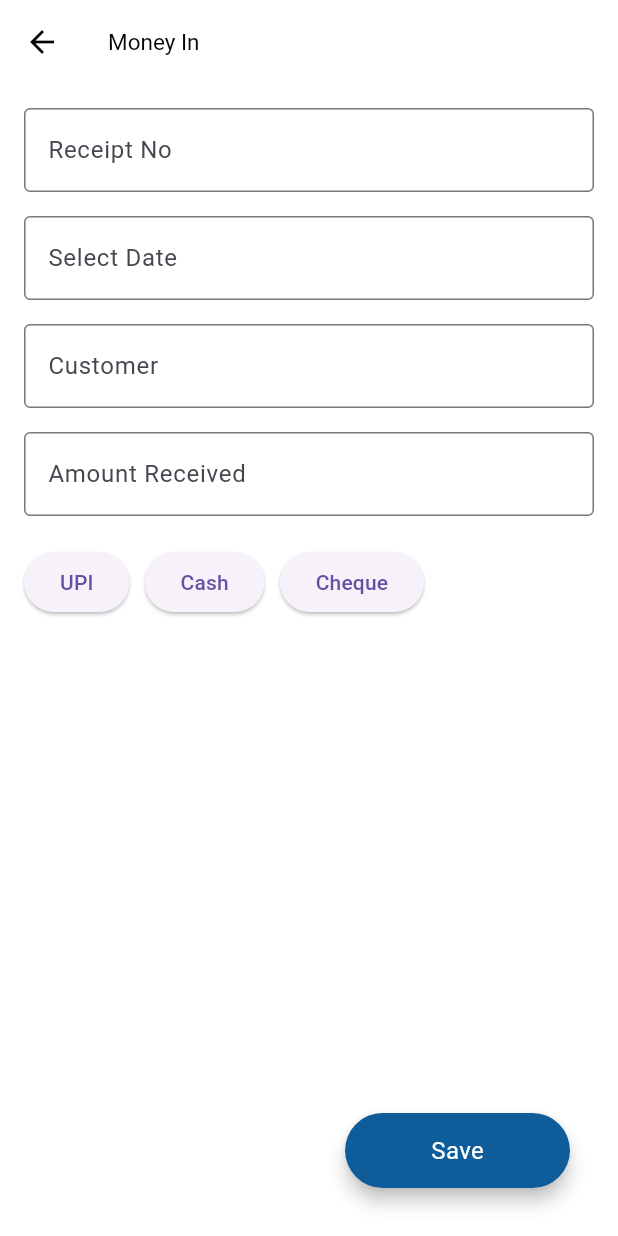
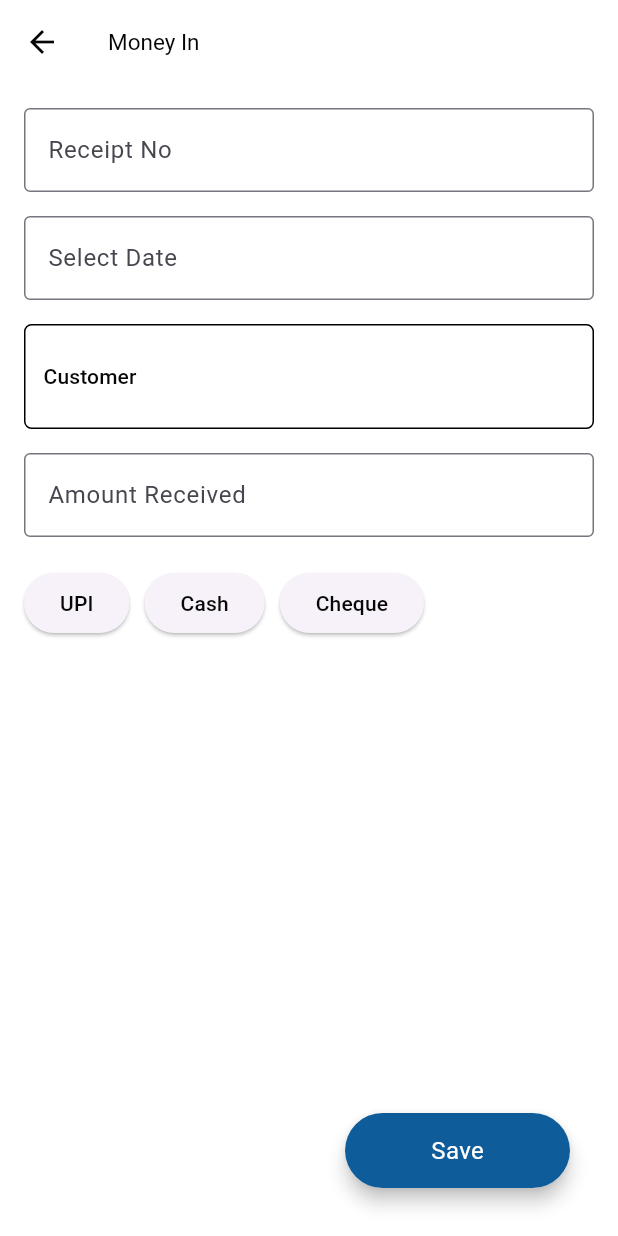
Before and after one commit to Extraaaz-Innovative-Tech-Solutions-POS/sposretail-flutter, a Flutter app: the MoneyInList screen opened directly, after a tap on "Add Money In", on a phone screen of 412 x 824 dp. Run offline on Flutter 3.47's test engine with Material 3 defaults, Android fonts, the phone set to English and light mode, and no system bars; our stand-ins replace animated_bottom_navigation_bar, dio, flutter_contacts, fluttertoast, get, image_picker and 6 more; missing offline and left inert: device_apps, flutter_barcode_scanner, share_whatsapp, syncfusion_flutter_xlsio; accounts and stored records are empty; network calls fail; project files that could hold a hidden picture were left out.

Commit message:
fixed ui in moneyinout

```diff
--- a/lib/main.dart
+++ b/lib/main.dart
@@ -37,8 +37,9 @@ class MyApp extends StatelessWidget {
           localizationsDelegates: const [
             GlobalMaterialLocalizations.delegate,
             GlobalWidgetsLocalizations.delegate,
-            GlobalCupertinoLocalizations.delegate, // Optional: For iOS
+            GlobalCupertinoLocalizations.delegate,
           ],
+
           );
         });
       }
--- a/lib/views/MoneyManagement/money_in_out.dart
+++ b/lib/views/MoneyManagement/money_in_out.dart
@@ -1,4 +1,3 @@
-import 'package:flutter/widgets.dart';
 import 'package:spos_retail/views/widgets/export.dart';
 
 class MoneyInOut extends StatelessWidget {
--- a/lib/views/MoneyManagement/money_listItem.dart
+++ b/lib/views/MoneyManagement/money_listItem.dart
@@ -1,5 +1,4 @@
 import 'package:flutter/material.dart';
-import 'package:spos_retail/views/MoneyManagement/money_in_out.dart';
 import 'package:spos_retail/views/widgets/export.dart';
 
 class MoneyListItem extends StatelessWidget {
--- a/lib/views/MoneyManagement/moneyin_form.dart
+++ b/lib/views/MoneyManagement/moneyin_form.dart
@@ -1,17 +1,17 @@
-import 'package:flutter/material.dart';
-import 'package:get/get.dart';
-import 'package:spos_retail/controllers/moneyManagement/moneyinlist_controller.dart';
-import 'package:spos_retail/controllers/moneyManagement/moneyoutlist_controller.dart';
 
-import 'package:spos_retail/views/widgets/app_bar.dart';
+import 'package:spos_retail/views/widgets/export.dart';
 
 class MoneyInOutForm extends StatelessWidget {
-  const MoneyInOutForm({super.key});
+  final String? customerId;
+  final String? customerName;
+  const MoneyInOutForm({super.key, this.customerId, this.customerName});
 
   @override
   Widget build(BuildContext context) {
-    final MoneyinlistController moneyinlistController = Get.put(MoneyinlistController());
-    final MoneyoutlistController moneyoutlistController = Get.put(MoneyoutlistController());
+    final MoneyinlistController moneyinlistController =
+        Get.put(MoneyinlistController());
+    final MoneyoutlistController moneyoutlistController =
+        Get.put(MoneyoutlistController());
 
     return Scaffold(
       appBar: commonAppBar(context, "Money In", ''),
@@ -24,7 +24,8 @@ class MoneyInOutForm extends StatelessWidget {
                 labelText: 'Receipt No',
                 border: OutlineInputBorder(),
               ),
-              onChanged: (value) => moneyinlistController.receiptNo.value = value,
+              onChanged: (value) =>
+                  moneyinlistController.receiptNo.value = value,
             ),
             SizedBox(height: 16.0),
             GestureDetector(
@@ -37,15 +38,16 @@ class MoneyInOutForm extends StatelessWidget {
                 );
                 if (pickedDate != null) {
                   moneyinlistController.moneyInDate.value =
-                      "${pickedDate.toLocal()}".split(' ')[0]; // format date as needed
+                      "${pickedDate.toLocal()}"
+                          .split(' ')[0]; // format date as needed
                   moneyinlistController.update();
 
-                      print('moneyin date :${moneyinlistController.moneyInDate.value}');
+                  print(
+                      'moneyin date :${moneyinlistController.moneyInDate.value}');
                 }
               },
               child: AbsorbPointer(
-                child: GetBuilder<MoneyinlistController>(
-                  builder: (mc) {
+                child: GetBuilder<MoneyinlistController>(builder: (mc) {
                   return TextField(
                     decoration: InputDecoration(
                       // labelText: 'Money In Date',
@@ -55,18 +57,50 @@ class MoneyInOutForm extends StatelessWidget {
                           : mc.moneyInDate.value,
                     ),
                   );
-                  }
+                }),
               ),
             ),
+            // SizedBox(height: 16.0),
+
+
+            // TextField(
+            //   decoration: InputDecoration(
+            //     labelText: 'Customer',
+            //     border: OutlineInputBorder(),
+            //   ),
+            //   onChanged: (value) =>
+            //       moneyinlistController.customer.value = value,
+            // ),
+
+
+               SizedBox(height: 16.0),
+
+               Container(
+                width: double.infinity,
+                padding: EdgeInsets.only(right: 10,top: 10,bottom: 10),
+                decoration: BoxDecoration(
+                  border: Border.all(width: 1),
+                  borderRadius: BorderRadius.circular(5)
                 ),
-            SizedBox(height: 16.0),
-            TextField(
-              decoration: InputDecoration(
-                labelText: 'Customer',
-                border: OutlineInputBorder(),
+                 child: TextButton(
+                  onPressed: (){
+                    // moneyinlistController.changeIsMoneyInout();
+                    moneyinlistController.isMoneyInout.value =true;
+                    moneyinlistController.update();
+                    print("custome m id: ${  moneyinlistController.isMoneyInout.value} ");
+
+                    Get.to(Customerdetails());
+
+                  },
+                   child: Align(
+                    alignment: Alignment.bottomLeft,
+                    child: Text(customerId != null ? "$customerName" : "Customer",style: TextStyle(color: Theme.of(context).highlightColor),)
+
+
+                     )
                    ),
-              onChanged: (value) => moneyinlistController.customer.value = value,
                ),
+
             SizedBox(height: 16.0),
             TextField(
               decoration: InputDecoration(
@@ -74,36 +108,82 @@ class MoneyInOutForm extends StatelessWidget {
                 border: OutlineInputBorder(),
               ),
               keyboardType: TextInputType.number,
-              onChanged: (value) => moneyinlistController.amountReceived.value = double.tryParse(value) ?? 0.0,
+              onChanged: (value) => moneyinlistController.amountReceived.value =
+                  double.tryParse(value) ?? 0.0,
             ),
+            SizedBox(height: 20.0),
 
-
-            SizedBox(height: 20.0),
             Row(
               mainAxisAlignment: MainAxisAlignment.start,
               children: [
-                ElevatedButton(
+                GetBuilder<MoneyinlistController>(
+                  builder: (controller) {
+                    return ElevatedButton(
                       onPressed: () {
+                        controller.selectPayment('UPI');
                         // Handle UPI payment
                       },
-                  child: const Text('UPI'),
+                      child: Text('UPI',
+                          style:
+                              TextStyle(color:controller.selectedPaymentMethod == 'UPI'
+                                ? Theme.of(context).focusColor
+                                : Theme.of(context).highlightColor,)),
+                      style: ElevatedButton.styleFrom(
+                        backgroundColor:
+                            controller.selectedPaymentMethod == 'UPI'
+                                ? Theme.of(context).primaryColor
+                                : null,
                       ),
-                SizedBox(width: 10),
-                ElevatedButton(
+                    );
+                  },
+                ),
+                const SizedBox(width: 10),
+                GetBuilder<MoneyinlistController>(
+                  builder: (controller) {
+                    return ElevatedButton(
                       onPressed: () {
+                        controller.selectPayment('Cash');
                         // Handle Cash payment
                       },
-                  child: const Text('Cash'),
+                      child: Text('Cash',
+                          style:
+                              TextStyle(color:controller.selectedPaymentMethod == 'Cash'
+                                ? Theme.of(context).focusColor
+                                : Theme.of(context).highlightColor,)),
+                      style: ElevatedButton.styleFrom(
+                        backgroundColor:
+                            controller.selectedPaymentMethod == 'Cash'
+                                ? Theme.of(context).primaryColor
+                                : null,
                       ),
-                SizedBox(width: 10),
-                ElevatedButton(
+                    );
+                  },
+                ),
+                const SizedBox(width: 10),
+                GetBuilder<MoneyinlistController>(
+                  builder: (controller) {
+                    return ElevatedButton(
                       onPressed: () {
+                        controller.selectPayment('Cheque');
                         // Handle Cheque payment
                       },
-                  child: const Text('Cheque'),
+                      child: Text(
+                        'Cheque',
+                        style: TextStyle(color:  controller.selectedPaymentMethod == 'Cheque'
+                                ? Theme.of(context).focusColor
+                                : Theme.of(context).highlightColor,),
+                      ),
+                      style: ElevatedButton.styleFrom(
+                        backgroundColor:
+                            controller.selectedPaymentMethod == 'Cheque'
+                                ? Theme.of(context).primaryColor
+                                : null,
+                      ),
+                    );
+                  },
                 ),
               ],
-            ),
+            )
           ],
         ),
       ),
@@ -114,14 +194,11 @@ class MoneyInOutForm extends StatelessWidget {
           borderRadius: BorderRadius.circular(40),
           child: InkWell(
             onTap: () {
-
-              if(moneyinlistController.isDeposit.value){
+              if (moneyinlistController.isDeposit.value) {
                 moneyinlistController.postMoneyIn();
-              }else{
+              } else {
                 moneyoutlistController.postMoneyOut();
               }
-
-
 
               // Add any additional actions you want to perform on Save
             },
--- a/lib/views/MoneyManagement/moneyin_list.dart
+++ b/lib/views/MoneyManagement/moneyin_list.dart
@@ -1,9 +1,5 @@
+import 'package:spos_retail/views/widgets/export.dart';
 
-import 'package:spos_retail/controllers/moneyManagement/moneyinlist_controller.dart';
-import 'package:spos_retail/views/MoneyManagement/moneyin_form.dart';
-import 'package:spos_retail/views/MoneyManagement/custom_dropdown.dart';
-import 'package:spos_retail/views/widgets/export.dart';
-import 'package:spos_retail/views/MoneyManagement/money_listItem.dart';
 
 class MoneyInList extends StatelessWidget {
   const MoneyInList({super.key});
@@ -20,22 +16,22 @@ class MoneyInList extends StatelessWidget {
             padding: EdgeInsets.all(10),
             child: Column(
               children: [
-                GetBuilder<MoneyinlistController>(builder: (mc) {
-                  return CustomDropdown(
-                    currentValue: mc.selectedTimePeriod.value,
-                    items: <String>[
-                      'Today',
-                      'Last Week',
-                      'Last Month',
-                      'Last Year',
-                    ],
-                    onChanged: (String? newValue) {
-                      if (newValue != null) {
-                        mc.changeTimePeriod(newValue);
-                      }
-                    },
-                  );
-                }),
+                // GetBuilder<MoneyinlistController>(builder: (mc) {
+                //   return CustomDropdown(
+                //     currentValue: mc.selectedTimePeriod.value,
+                //     items: <String>[
+                //       'Today',
+                //       'Last Week',
+                //       'Last Month',
+                //       'Last Year',
+                //     ],
+                //     onChanged: (String? newValue) {
+                //       if (newValue != null) {
+                //         mc.changeTimePeriod(newValue);
+                //       }
+                //     },
+                //   );
+                // }),
 
                 SingleChildScrollView(
                   scrollDirection: Axis.horizontal,
```
Also changed, not shown: lib/Customer details/Customerlist_UI.dart (+11 -1 lines), lib/controllers/moneyManagement/moneyinlist_controller.dart (+14 -7 lines), lib/controllers/moneyManagement/moneyoutlist_controller.dart (+1 -11 lines), lib/views/widgets/drawer.dart (+4 -4 lines), lib/views/widgets/export.dart (+10 -0 lines). Lines whose indentation alone changed are shown as unchanged.
